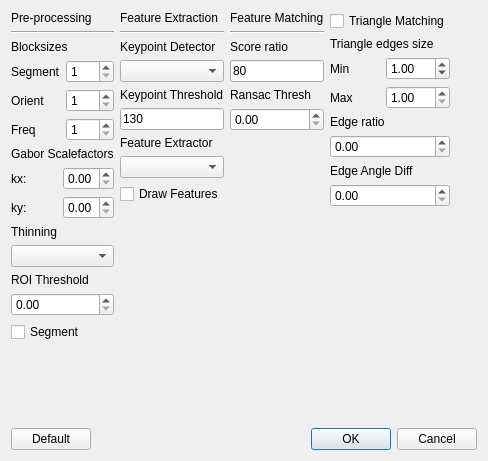
This is Proyecto-Final/configdialog.ui in nlandau91/Proyecto-Final as Qt 5 draws it before an edit. The edited form follows.
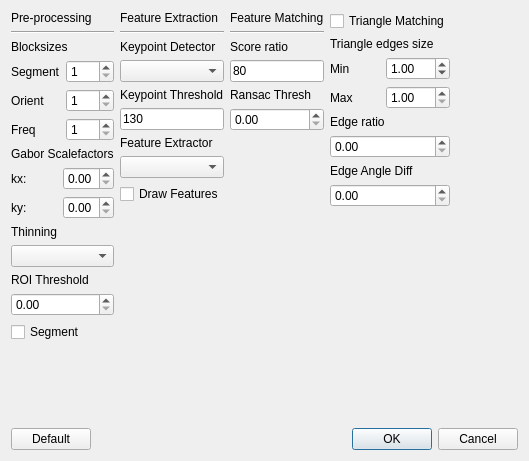
This is the edited form.

```diff
--- a/Proyecto-Final/configdialog.ui
+++ b/Proyecto-Final/configdialog.ui
@@ -6,7 +6,7 @@
    <rect>
     <x>0</x>
     <y>0</y>
-    <width>488</width>
+    <width>529</width>
     <height>461</height>
    </rect>
   </property>
```
Left out of the diff: 2 changed lines with no effect on the pictures.
